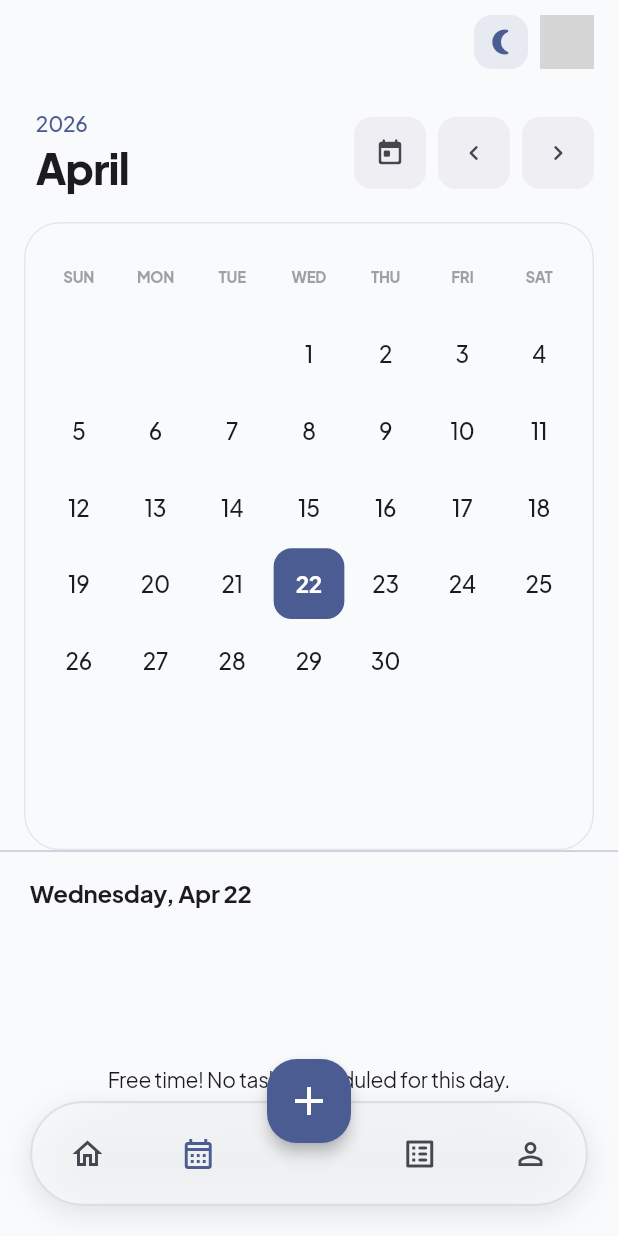
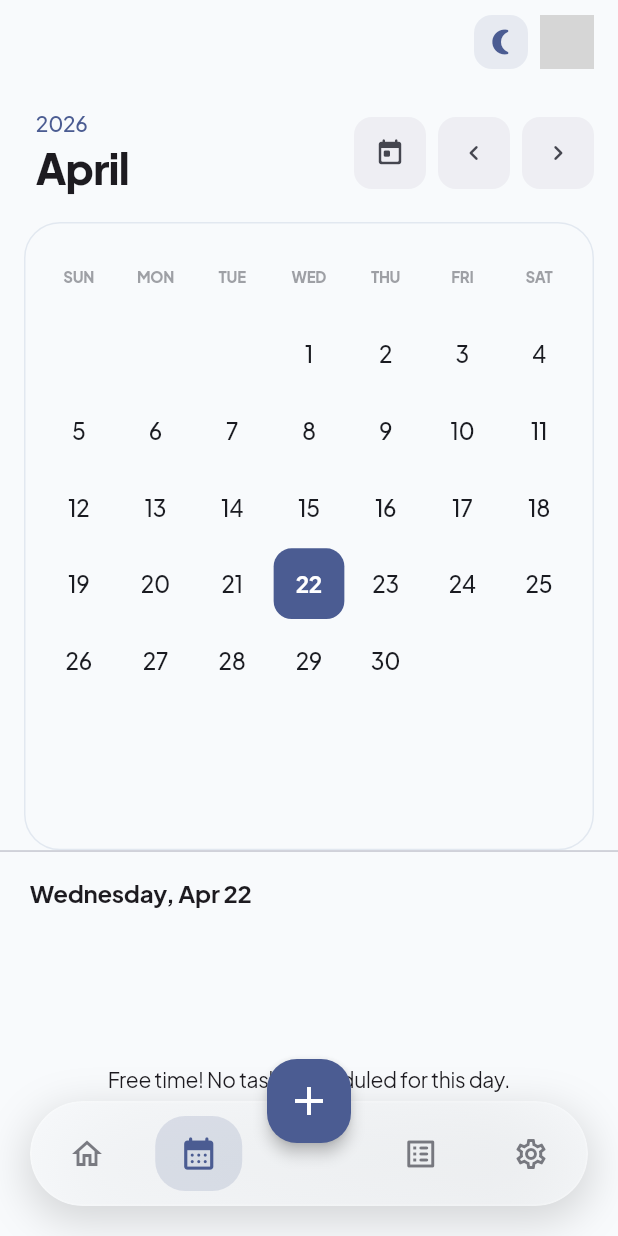
Before and after one commit to SplashCodeDex/dexdo, a Flutter app: the screen it shows once a user with an empty profile is signed in, scrolled down 478 dp, after a tap on the "calendar month" icon, on a phone screen of 412 x 824 dp. Run offline on Flutter 3.47's test engine with Material 3 defaults, Android fonts, the phone set to English and light mode, and no system bars; our stand-ins replace cloud_firestore, firebase_auth, firebase_core, flutter_local_notifications, flutter_slidable, flutter_svg and 6 more; accounts and stored records are empty; network calls fail; grey boxes are pictures that could not be loaded.

Commit message:
Added massive polish: Bottom Nav now features glassmorphic Apple visionOS style depth effect with inner shine, checkmarks have a gorgeous subtask completion ring wrapping around them for multi-step tasks, and the empty task list state now has an animated floating effect with joyful CTA messaging.

```diff
--- a/lib/main.dart
+++ b/lib/main.dart
@@ -476,61 +476,41 @@ class _HomeScreenState extends State<HomeScreen> {
           borderRadius: BorderRadius.circular(35),
           boxShadow: [
             BoxShadow(
-              color: Colors.black.withValues(alpha: 0.1),
-              blurRadius: 15,
-              offset: const Offset(0, 5),
+              color: Theme.of(context).colorScheme.shadow.withValues(alpha: 0.15),
+              blurRadius: 24,
+              offset: const Offset(0, 8),
+              spreadRadius: 2,
             ),
           ],
         ),
         child: ClipRRect(
           borderRadius: BorderRadius.circular(35),
           child: BackdropFilter(
-            filter: ImageFilter.blur(sigmaX: 15, sigmaY: 15),
+            filter: ImageFilter.blur(sigmaX: 24, sigmaY: 24),
             child: Container(
               decoration: BoxDecoration(
-                color: Theme.of(context).colorScheme.surface.withValues(alpha: 0.6),
+                gradient: LinearGradient(
+                  begin: Alignment.topLeft,
+                  end: Alignment.bottomRight,
+                  colors: [
+                    Theme.of(context).colorScheme.surface.withValues(alpha: 0.8),
+                    Theme.of(context).colorScheme.surface.withValues(alpha: 0.6),
+                  ],
+                ),
                 borderRadius: BorderRadius.circular(35),
                 border: Border.all(
-                  color: Theme.of(context).colorScheme.onSurface.withValues(alpha: 0.1),
-                  width: 1.5,
+                  color: Colors.white.withValues(alpha: 0.2), // Inner light shine
+                  width: 1.2,
                 ),
               ),
               child: Row(
                 mainAxisAlignment: MainAxisAlignment.spaceAround,
                 children: [
-                  IconButton(
-                    icon: Icon(Icons.home_outlined, color: _selectedIndex == 0 ? Theme.of(context).colorScheme.primary : Theme.of(context).colorScheme.onSurfaceVariant),
-                    onPressed: () {
-                      FocusScope.of(context).unfocus();
-                      setState(() => _selectedIndex = 0);
-                    },
-                    tooltip: 'Home',
-                  ),
-                  IconButton(
-                    icon: Icon(Icons.calendar_month_outlined, color: _selectedIndex == 1 ? Theme.of(context).colorScheme.primary : Theme.of(context).colorScheme.onSurfaceVariant),
-                    onPressed: () {
-                      FocusScope.of(context).unfocus();
-                      setState(() => _selectedIndex = 1);
-                    },
-                    tooltip: 'Calendar',
-                  ),
-                  const SizedBox(width: 48), // Space for FAB
-                  IconButton(
-                    icon: Icon(Icons.list_alt_rounded, color: _selectedIndex == 2 ? Theme.of(context).colorScheme.primary : Theme.of(context).colorScheme.onSurfaceVariant),
-                    onPressed: () {
-                      FocusScope.of(context).unfocus();
-                      setState(() => _selectedIndex = 2);
-                    },
-                    tooltip: 'Tasks',
-                  ),
-                  IconButton(
-                    icon: Icon(Icons.person_outline, color: _selectedIndex == 3 ? Theme.of(context).colorScheme.primary : Theme.of(context).colorScheme.onSurfaceVariant),
-                    onPressed: () {
-                      FocusScope.of(context).unfocus();
-                      setState(() => _selectedIndex = 3);
-                    },
-                    tooltip: 'Profile',
-                  ),
+                  _buildNavItem(Icons.home_outlined, Icons.home_rounded, 0, 'Home'),
+                  _buildNavItem(Icons.calendar_month_outlined, Icons.calendar_month_rounded, 1, 'Calendar'),
+                  const SizedBox(width: 56), // Space for FAB
+                  _buildNavItem(Icons.list_alt_rounded, Icons.list_alt_rounded, 2, 'Tasks'),
+                  _buildNavItem(Icons.settings_outlined, Icons.settings_rounded, 3, 'Settings'),
                 ],
               ),
             ),
@@ -539,4 +519,47 @@ class _HomeScreenState extends State<HomeScreen> {
       ),
     );
   }
+
+  Widget _buildNavItem(IconData unselectedIcon, IconData selectedIcon, int index, String tooltip) {
+    final isSelected = _selectedIndex == index;
+    return Tooltip(
+      message: tooltip,
+      child: GestureDetector(
+        onTap: () {
+          FocusScope.of(context).unfocus();
+          setState(() => _selectedIndex = index);
+          HapticFeedback.lightImpact();
+        },
+        behavior: HitTestBehavior.opaque,
+        child: AnimatedContainer(
+          duration: const Duration(milliseconds: 250),
+          curve: Curves.easeOutCirc,
+          padding: const EdgeInsets.symmetric(horizontal: 16, vertical: 12),
+          decoration: BoxDecoration(
+            color: isSelected
+                ? Theme.of(context).colorScheme.primary.withValues(alpha: 0.15)
+                : Colors.transparent,
+            borderRadius: BorderRadius.circular(20),
+          ),
+          child: AnimatedSwitcher(
+            duration: const Duration(milliseconds: 250),
+            transitionBuilder: (child, animation) {
+              return ScaleTransition(
+                scale: animation,
+                child: child,
+              );
+            },
+            child: Icon(
+              isSelected ? selectedIcon : unselectedIcon,
+              key: ValueKey(isSelected),
+              color: isSelected
+                  ? Theme.of(context).colorScheme.primary
+                  : Theme.of(context).colorScheme.onSurfaceVariant.withValues(alpha: 0.7),
+              size: isSelected ? 26 : 24,
+            ),
+          ),
+        ),
+      ),
+    );
+  }
 }
--- a/lib/widgets/task_list_pane.dart
+++ b/lib/widgets/task_list_pane.dart
@@ -282,33 +282,60 @@ class _TaskListPaneState extends State<TaskListPane> {
   Widget _buildEmptyState(TaskProvider taskProvider) {
     return Center(
       key: const ValueKey('empty_state'),
+      child: TweenAnimationBuilder<double>(
+        tween: Tween(begin: 0.0, end: 1.0),
+        duration: const Duration(seconds: 2),
+        curve: Curves.easeInOutSine,
+        builder: (context, value, child) {
+          return Transform.translate(
+            offset: Offset(0, 10 * (0.5 - (0.5 - value).abs()) * 2 - 10),
+            child: child,
+          );
+        },
         child: Column(
           mainAxisAlignment: MainAxisAlignment.center,
           children: [
-          SvgPicture.asset(
+            TweenAnimationBuilder<double>(
+              tween: Tween(begin: 0.8, end: 1.0),
+              duration: const Duration(milliseconds: 600),
+              curve: Curves.easeOutBack,
+              builder: (context, scale, child) {
+                return Transform.scale(
+                  scale: scale,
+                  child: child,
+                );
+              },
+              child: SvgPicture.asset(
                 'assets/images/logo2DexDoNo.svg',
                 height: 180,
                 colorFilter: ColorFilter.mode(
-              Colors.blue.withValues(alpha: 0.1),
+                  Colors.blue.withValues(alpha: 0.15),
                   BlendMode.srcIn,
+                ),
               ),
             ),
             const SizedBox(height: 32),
             Text(
-            'No tasks in ${taskProvider.selectedCategory}',
+              'All Caught Up!',
               style: TextStyle(
-              fontSize: 20,
-              fontWeight: FontWeight.bold,
-              color: Theme.of(context).colorScheme.onSurface.withValues(alpha: 0.3),
-              letterSpacing: 0.5,
+                fontSize: 22,
+                fontWeight: FontWeight.w800,
+                color: Theme.of(context).colorScheme.onSurface.withValues(alpha: 0.8),
+                letterSpacing: -0.5,
               ),
             ),
             const SizedBox(height: 8),
             Text(
-            'Tap + to create your first task',
-            style: TextStyle(color: Theme.of(context).colorScheme.onSurface.withValues(alpha: 0.2), fontSize: 14),
+              'You have no tasks in ${taskProvider.selectedCategory}.\nTap + to plant a new one.',
+              textAlign: TextAlign.center,
+              style: TextStyle(
+                color: Theme.of(context).colorScheme.onSurfaceVariant.withValues(alpha: 0.6),
+                fontSize: 15,
+                height: 1.4,
+              ),
             ),
           ],
+        ),
       ),
     );
   }
@@ -419,7 +446,7 @@ class _TaskListPaneState extends State<TaskListPane> {
             child: Row(
               crossAxisAlignment: CrossAxisAlignment.center,
               children: [
-                // Selection Checkbox or Custom Checkbox
+                // Selection Checkbox with Progress Ring for Subtasks
                 GestureDetector(
                   onTap: () {
                     FocusScope.of(context).unfocus();
@@ -441,7 +468,23 @@ class _TaskListPaneState extends State<TaskListPane> {
                     scale: task.isCompleted || taskProvider.selectedTaskIds.contains(task.id) ? 1.05 : 1.0,
                     duration: const Duration(milliseconds: 150),
                     curve: Curves.easeOutBack,
-                    child: AnimatedContainer(
+                    child: Stack(
+                      alignment: Alignment.center,
+                      children: [
+                        if (task.subtasks.isNotEmpty && !task.isCompleted)
+                          SizedBox(
+                            width: 34,
+                            height: 34,
+                            child: CircularProgressIndicator(
+                              value: task.progress,
+                              strokeWidth: 2.5,
+                              backgroundColor: task.color.withValues(alpha: 0.15),
+                              valueColor: AlwaysStoppedAnimation<Color>(
+                                task.progress == 1.0 ? Colors.green : task.color,
+                              ),
+                            ),
+                          ),
+                        AnimatedContainer(
                           duration: const Duration(milliseconds: 200),
                           width: 24,
                           height: 24,
@@ -449,7 +492,8 @@ class _TaskListPaneState extends State<TaskListPane> {
                             color: taskProvider.selectedTaskIds.contains(task.id)
                                 ? Theme.of(context).colorScheme.primary
                                 : (task.isCompleted ? task.color.withValues(alpha: 0.15) : Colors.transparent),
-                        borderRadius: BorderRadius.circular(8),
+                            shape: task.subtasks.isNotEmpty ? BoxShape.circle : BoxShape.rectangle,
+                            borderRadius: task.subtasks.isNotEmpty ? null : BorderRadius.circular(8),
                             border: Border.all(
                               color: taskProvider.selectedTaskIds.contains(task.id)
                                   ? Theme.of(context).colorScheme.primary
@@ -461,9 +505,11 @@ class _TaskListPaneState extends State<TaskListPane> {
                               ? Icon(Icons.check, size: 16, color: Theme.of(context).colorScheme.onPrimary)
                               : (task.isCompleted ? Icon(Icons.check, size: 16, color: task.color) : null),
                         ),
+                      ],
                     ),
                   ),
-                const SizedBox(width: 16),
+                ),
+                const SizedBox(width: 18),
                 // Text content
                 Expanded(
                   child: Column(
@@ -539,20 +585,6 @@ class _TaskListPaneState extends State<TaskListPane> {
                             ),
                         ],
                       ),
-                      if (task.subtasks.isNotEmpty) ...[
-                        const SizedBox(height: 12),
-                        ClipRRect(
-                          borderRadius: BorderRadius.circular(4),
-                          child: LinearProgressIndicator(
-                            value: task.progress,
-                            backgroundColor: task.color.withValues(alpha: 0.1),
-                            valueColor: AlwaysStoppedAnimation<Color>(
-                              task.isCompleted ? Colors.grey[300]! : task.color
-                            ),
-                            minHeight: 4,
-                          ),
-                        ),
-                      ],
                     ],
                   ),
                 ),
```
Lines whose indentation alone changed are shown as unchanged.
